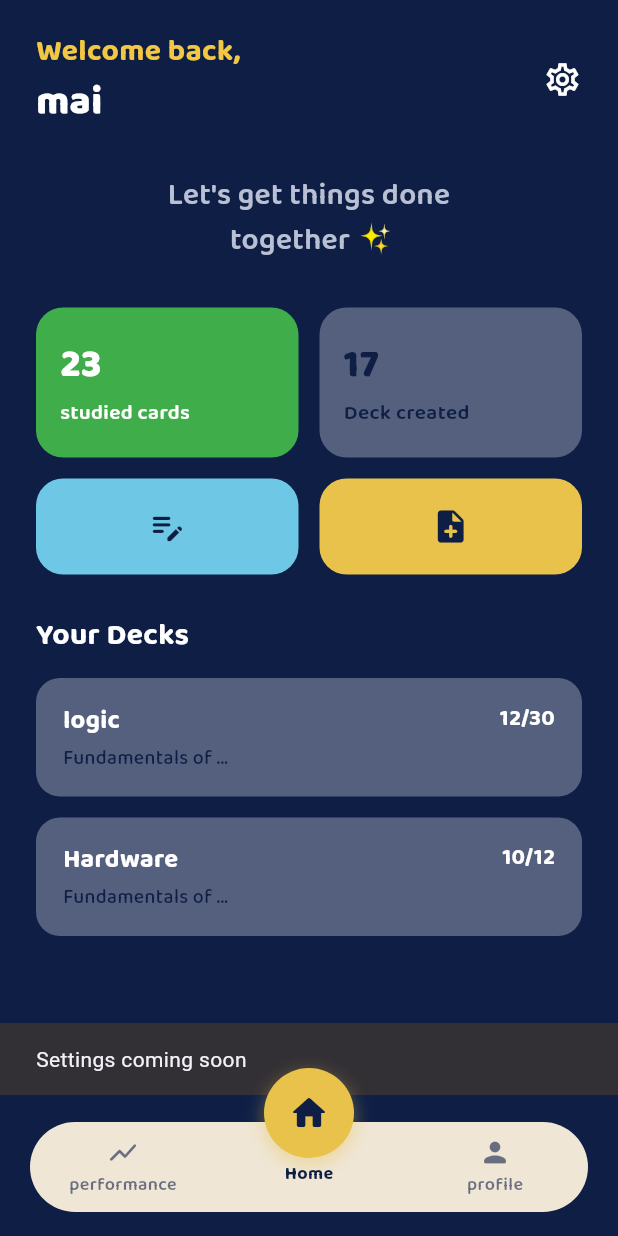
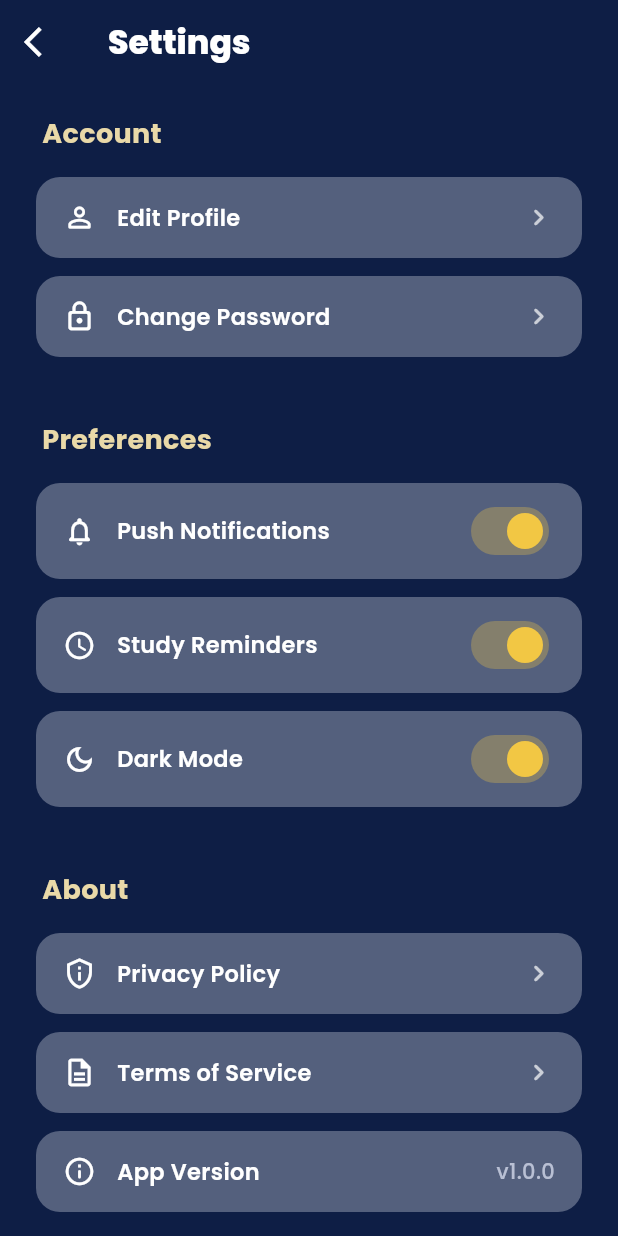
Before and after one commit to Summ-Q/SummQ-Mobile, a Flutter app: the screen it shows after launch, after a tap on "Sign in", after a tap on the "settings" icon, on a phone screen of 412 x 824 dp. Run offline on Flutter 3.47's test engine with Material 3 defaults, Android fonts, the phone set to English and light mode, and no system bars; our stand-ins replace dio, file_picker, flip_card, google_fonts, lottie; network calls fail.

Commit message:
create setting_screen and organizing some parts of the code

```diff
--- a/lib/AiLoading_Modal.dart
+++ b/lib/AiLoading_Modal.dart
@@ -28,7 +28,7 @@ Future<void> showAILoadingModal(BuildContext context) {
                 "Ai is Reading your lecture...",
                 textAlign: TextAlign.center,
                 style: TextStyle(
-                  color: AppColors.creamText,
+                  color: AppColors.navy,
                   fontSize: 15,
                   fontWeight: FontWeight.bold,
                 ),
@@ -39,14 +39,14 @@ Future<void> showAILoadingModal(BuildContext context) {
                 "This might take a few seconds",
                 textAlign: TextAlign.center,
                 style: TextStyle(
-                  color: AppColors.creamText,
+                  color: AppColors.navy,
                   fontSize: 12,
                 ),
               ),
               const SizedBox(height: 32),
 
               const CircularProgressIndicator(
-                color: AppColors.creamText,
+                color: AppColors.navy,
               ),
             ],
           ),
--- a/lib/bottom_nav.dart
+++ b/lib/bottom_nav.dart
@@ -38,7 +38,7 @@ class BottomNav extends StatelessWidget {
                 child: Container(
                   height: 60,
                   decoration: BoxDecoration(
-                    color: AppColors.bottomBarBg,
+                    color: AppColors.cream,
                     borderRadius: BorderRadius.circular(30),
                   ),
                   child: Row(
--- a/lib/screens/Deck_fromPDF.dart
+++ b/lib/screens/Deck_fromPDF.dart
@@ -25,7 +25,7 @@ Future<void> showDeckModal(BuildContext context) {
               const Text(
                 "Enter deck name ?",
                 style: TextStyle(
-                  color: AppColors.creamText,
+                  color: AppColors.navy,
                   fontSize: 16,
                   fontWeight: FontWeight.bold,
                 ),
@@ -33,7 +33,7 @@ Future<void> showDeckModal(BuildContext context) {
               SizedBox(height: 5,),
               TextField(
                 controller: deckNameController,
-                style: const TextStyle(color: AppColors.creamText),
+                style: const TextStyle(color: AppColors.navy),
                 decoration: InputDecoration(
                   hintText: "...............................................",
                   filled: true,
@@ -66,13 +66,13 @@ Future<void> showDeckModal(BuildContext context) {
                     // final bytes = await file.readAsBytes();
                   }
                 },
-                icon: const Icon(Icons.upload_file, color: AppColors.creamText),
+                icon: const Icon(Icons.upload_file, color: AppColors.navy),
                 label: Text(
                   selectedFileName ?? "Upload PDF",
-                  style: const TextStyle(color: AppColors.creamText),
+                  style: const TextStyle(color: AppColors.navy),
                 ),
                 style: OutlinedButton.styleFrom(
-                  side: const BorderSide(color: AppColors.creamText),
+                  side: const BorderSide(color: AppColors.navy),
                   shape: RoundedRectangleBorder(
                     borderRadius: BorderRadius.circular(20),
                   ),
@@ -97,7 +97,7 @@ Future<void> showDeckModal(BuildContext context) {
                       showAILoadingModal(context);
                     },
                     style: ElevatedButton.styleFrom(
-                      backgroundColor: AppColors.creamText,
+                      backgroundColor: AppColors.navy,
                       foregroundColor: AppColors.yellowLink,
                       shape: RoundedRectangleBorder(
                         borderRadius: BorderRadius.circular(20),
@@ -114,7 +114,7 @@ Future<void> showDeckModal(BuildContext context) {
                       Navigator.pop(context);
                     },
                     style: ElevatedButton.styleFrom(
-                      backgroundColor: AppColors.creamText,
+                      backgroundColor: AppColors.navy,
                       foregroundColor: AppColors.cream,
                       shape: RoundedRectangleBorder(
                         borderRadius: BorderRadius.circular(20),
--- a/lib/screens/home_screen.dart
+++ b/lib/screens/home_screen.dart
@@ -1,9 +1,11 @@
 import 'package:flutter/material.dart';
 import 'package:mobile_flutter/screens/Deck_fromPDF.dart';
 import 'package:mobile_flutter/screens/paste_note.dart';
+import 'package:mobile_flutter/screens/setting_screen.dart';
 import 'package:mobile_flutter/screens/study_flashcards.dart';
 import 'package:mobile_flutter/models/flashcard_model.dart';
 import '../theme.dart';
+import 'package:google_fonts/google_fonts.dart';
 
 /// TODO: Replace this with a real API call once the backend is ready.
 class DeckRepository {
@@ -79,9 +81,7 @@ class _HomeTabState extends State<HomeTab> {
                     ),
                     GestureDetector(
                       onTap: () {
-                        ScaffoldMessenger.of(context).showSnackBar(
-                          const SnackBar(content: Text('Settings coming soon')),
-                        );
+                        Navigator.push(context,MaterialPageRoute(builder: (context) => SettingsScreen(),),);
                       },
                       child: const Icon(Icons.settings_outlined, color: Colors.white, size: 26),
                     ),
@@ -92,7 +92,7 @@ class _HomeTabState extends State<HomeTab> {
                   child: Text(
                     "Let's get things done\n together ✨",
                     textAlign: TextAlign.center,
-                    style: appFont(size: 20, weight: FontWeight.w600, color: AppColors.subtitleGrey),
+                    style: GoogleFonts.openSans(textStyle: TextStyle(fontSize: 20), color: AppColors.grayOrange),
                   ),
                 ),
                 const SizedBox(height: 30),
@@ -100,7 +100,7 @@ class _HomeTabState extends State<HomeTab> {
                   children: [
                     Expanded(
                       child: _StatCard(
-                          color: AppColors.green, value: '23', label: 'studied cards', textColor: Colors.white),
+                          color: AppColors.greyCard, value: '23', label: 'studied cards', textColor: Colors.white),
                     ),
                     const SizedBox(width: 14),
                     Expanded(
@@ -133,7 +133,7 @@ class _HomeTabState extends State<HomeTab> {
                   ],
                 ),
                 const SizedBox(height: 26),
-                Text('Your Decks', style: appFont(size: 20, weight: FontWeight.w700, color: Colors.white)),
+                Text('Your Decks', style: GoogleFonts.poppins( color:AppColors.cream)),
                 const SizedBox(height: 14),
                 FutureBuilder<List<DeckData>>(
                   future: _decksFuture,
@@ -168,8 +168,8 @@ class _HomeTabState extends State<HomeTab> {
                     }
 
                     return Column(
-                      children: decks
-                          .map((d) => Padding(
+                      children:
+                      decks.map((d) => Padding(
                         padding: const EdgeInsets.only(bottom: 14),
                         child: GestureDetector(
                           onTap: () {
--- a/lib/screens/performance_screen.dart
+++ b/lib/screens/performance_screen.dart
@@ -120,7 +120,7 @@ class _CandlestickPainter extends CustomPainter {
     for (int i = 0; i < n; i++) {
       final c = candles[i];
       final cx = slotWidth * i + slotWidth / 2;
-      final color = c.isBull ? AppColors.chartGreen : AppColors.chartRed;
+      final color = c.isBull ? AppColors.green : AppColors.chartRed;
       final wickPaint = Paint()
         ..color = color
         ..strokeWidth = 2;
--- a/lib/screens/profile_screen.dart
+++ b/lib/screens/profile_screen.dart
@@ -1,8 +1,9 @@
 import 'package:flutter/material.dart';
+import 'package:mobile_flutter/screens/setting_screen.dart';
 import '../theme.dart';
 
 class ProfileTab extends StatelessWidget {
-  const ProfileTab({super.key});
+  const ProfileTab({super.key,});
 
   @override
   Widget build(BuildContext context) {
@@ -12,20 +13,24 @@ class ProfileTab extends StatelessWidget {
         padding: const EdgeInsets.fromLTRB(24, 24, 24, 0),
         child: Column(
           children: [
-            Text('profile', style: appFont(size: 24, weight: FontWeight.w800, color: Colors.white)),
-            const SizedBox(height: 40),
             Container(
               width: 110,
               height: 110,
-              decoration: BoxDecoration(color: AppColors.green, shape: BoxShape.circle),
-              child: const Icon(Icons.person_rounded, color: Colors.white, size: 60),
+              decoration: BoxDecoration(color: AppColors.cream, shape: BoxShape.circle),
+              child: const Icon(Icons.person_rounded, color: AppColors.navy, size: 60),
             ),
             const SizedBox(height: 18),
-            Text('mai', style: appFont(size: 22, weight: FontWeight.w800, color: Colors.white)),
-            Text('mai@gmail.com',
+            Text("user", style: appFont(size: 22, weight: FontWeight.w800, color: Colors.white)),
+            Text('email@gmail.com',
                 style: appFont(size: 14, weight: FontWeight.w500, color: AppColors.subtitleGrey)),
             const SizedBox(height: 30),
-            _ProfileRow(icon: Icons.settings_outlined, label: 'Settings'),
+            GestureDetector(
+                onTap: () {
+                  Navigator.push(
+                    context,
+                    MaterialPageRoute(builder: (context) => const SettingsScreen()),
+                  );
+                },child: _ProfileRow(icon: Icons.settings_outlined, label: 'Settings')),
             _ProfileRow(icon: Icons.notifications_none_rounded, label: 'Notifications'),
             _ProfileRow(icon: Icons.help_outline_rounded, label: 'Help & Support'),
             _ProfileRow(icon: Icons.logout_rounded, label: 'Log out'),
--- /dev/null
+++ b/lib/screens/setting_screen.dart
@@ -0,0 +1,118 @@
+import 'package:flutter/material.dart';
+import '../theme.dart';
+import '../widgets/buildSettingRows.dart';
+
+class SettingsScreen extends StatefulWidget {
+  const SettingsScreen({super.key});
+
+  @override
+  State<SettingsScreen> createState() => _SettingsScreenState();
+}
+
+class _SettingsScreenState extends State<SettingsScreen> {
+  bool _notificationsEnabled = true;
+  bool _studyRemindersEnabled = true;
+  bool _darkModeEnabled = true;
+
+  @override
+  Widget build(BuildContext context) {
+    return Scaffold(
+      backgroundColor: AppColors.navy,
+
+      appBar: AppBar(
+        backgroundColor: Colors.transparent,
+        elevation: 0,
+        leading: IconButton(
+          icon: const Icon(Icons.arrow_back_ios, color: Colors.white),
+          onPressed: () => Navigator.pop(context),
+        ),
+        title: Text(
+          "Settings",
+          style: appFont(
+              size: 22, weight: FontWeight.w800, color: Colors.white),
+        ),
+      ),
+
+      body: ListView(
+        padding: const EdgeInsets.symmetric(horizontal: 24, vertical: 20),
+        children: [
+          buildSectionTitle('Account'),
+          buildSettingsRow(
+            icon: Icons.person_outline_rounded,
+            label: 'Edit Profile',
+            onTap: () {},
+          ),
+          buildSettingsRow(
+            icon: Icons.lock_outline_rounded,
+            label: 'Change Password',
+            onTap: () {},
+          ),
+          const SizedBox(height: 30),
+
+          buildSectionTitle('Preferences'),
+          buildSwitchRow(
+            icon: Icons.notifications_none_rounded,
+            label: 'Push Notifications',
+            value: _notificationsEnabled,
+            onChanged: (value) {
+              setState(() => _notificationsEnabled = value);
+            },
+          ),
+          buildSwitchRow(
+            icon: Icons.schedule_rounded,
+            label: 'Study Reminders',
+            value: _studyRemindersEnabled,
+            onChanged: (value) {
+              setState(() => _studyRemindersEnabled = value);
+            },
+          ),
+          buildSwitchRow(
+            icon: Icons.dark_mode_outlined,
+            label: 'Dark Mode',
+            value: _darkModeEnabled,
+            onChanged: (value) {
+              setState(() => _darkModeEnabled = value);
+            },
+          ),
+          const SizedBox(height: 30),
+
+          buildSectionTitle('About'),
+          buildSettingsRow(
+            icon: Icons.privacy_tip_outlined,
+            label: 'Privacy Policy',
+            onTap: () {},
+          ),
+          buildSettingsRow(
+            icon: Icons.description_outlined,
+            label: 'Terms of Service',
+            onTap: () {},
+          ),
+          buildSettingsRow(
+            icon: Icons.info_outline_rounded,
+            label: 'App Version',
+            trailingText: 'v1.0.0',
+            onTap: () {},
+          ),
+
+          const SizedBox(height: 40),
+
+          Center(
+            child: TextButton(
+              onPressed: () {
+                // TODO: Add logic to delete account
+              },
+              child: Text(
+                'Delete Account',
+                style: appFont(size: 16,
+                    weight: FontWeight.w600,
+                    color: AppColors.chartRed),
+              ),
+            ),
+          ),
+          const SizedBox(height: 20),
+        ],
+      ),
+    );
+  }
+
+}
--- a/lib/screens/study_flashcards.dart
+++ b/lib/screens/study_flashcards.dart
@@ -5,7 +5,6 @@ import 'package:mobile_flutter/screens/session_complete.dart';
 import 'package:mobile_flutter/theme.dart';
 import 'package:flip_card/flip_card.dart';
 import '../widgets/repeted_button.dart';
-
 
 
 class StudyFlashcard extends StatefulWidget {
@@ -170,7 +169,7 @@ class _StudyFlashcardState extends State<StudyFlashcard> {
                       ElevatedButton(
                         style: ElevatedButton.styleFrom(
                           foregroundColor: AppColors.yellowLink,
-                          backgroundColor: AppColors.creamText,
+                          backgroundColor: AppColors.navy,
                           shape: RoundedRectangleBorder(borderRadius: BorderRadius.circular(30)),
                         ),
                         onPressed: () {
@@ -184,7 +183,7 @@ class _StudyFlashcardState extends State<StudyFlashcard> {
                 ),
                 back: Container(
                   decoration: BoxDecoration(
-                    color: AppColors.chartGreen,
+                    color: AppColors.green,
                     borderRadius: BorderRadius.circular(12),
                   ),
                   alignment: Alignment.center,
@@ -204,7 +203,7 @@ class _StudyFlashcardState extends State<StudyFlashcard> {
                 children: [
                   GestureDetector(
                     onTap: () => _recordAnswer('Easy'),
-                    child: buildRepetitionButton("Easy", AppColors.chartGreen),
+                    child: buildRepetitionButton("Easy", AppColors.green),
                   ),
                   GestureDetector(
                     onTap: () => _recordAnswer('Immediate'),
--- a/lib/theme.dart
+++ b/lib/theme.dart
@@ -5,7 +5,6 @@ class AppColors {
   static const Color navy = Color(0xFF0E1E45);
   static const Color cream = Color(0xFFEFE6D6);
   static const Color orangCream = Color(0xFFd5bb8b);
-  static const Color creamText = Color(0xFF0E1E45);
   static const Color gold = Color(0xFFE9D9A8);
   static const Color yellowLink = Color(0xFFF2C744);
   static const Color subtitleGrey = Color(0xFFB9C0D4);
@@ -13,18 +12,16 @@ class AppColors {
   static const Color greyCard = Color(0xFF54607D);
   static const Color lightBlue = Color(0xFF6FC7E6);
   static const Color yellowCard = Color(0xFFE8C24B);
-  static const Color chartGreen = Color(0xFF3FAE4A);
   static const Color chartRed = Color(0xFFE3543E);
   static const Color gridBlue = Color(0xFF25376E);
-  static const Color bottomBarBg = Color(0xFFEFE6D6);
-
+  static const Color grayOrange = Color(0xFFc9c0af);
   static ThemeData get lightTheme {
     return ThemeData(
       scaffoldBackgroundColor: navy,
       primaryColor: yellowCard,
 
       textTheme: const TextTheme(
-        bodyLarge: TextStyle(color: bottomBarBg, fontSize: 16),
+        bodyLarge: TextStyle(color: cream, fontSize: 16),
         bodyMedium: TextStyle(color: Colors.white70, fontSize: 14),
       ),
 
@@ -52,7 +49,7 @@ TextStyle appFont({
   Color color = Colors.white,
   double? letterSpacing,
 }) {
-  return GoogleFonts.baloo2(
+  return GoogleFonts.poppins(
     fontSize: size,
     fontWeight: weight,
     color: color,
@@ -90,10 +87,10 @@ class SummQTextField extends StatelessWidget {
           child: TextField(
             controller: controller,
             obscureText: obscure,
-            style: appFont(size: 15, weight: FontWeight.w600, color: AppColors.creamText),
+            style: appFont(size: 15, weight: FontWeight.w600, color: AppColors.navy),
             decoration: InputDecoration(
               hintText: hint,
-              hintStyle: appFont(size: 15, weight: FontWeight.w500, color: AppColors.creamText.withOpacity(0.55)),
+              hintStyle: appFont(size: 15, weight: FontWeight.w500, color: AppColors.navy.withOpacity(0.55)),
               border: InputBorder.none,
               contentPadding: const EdgeInsets.symmetric(horizontal: 24, vertical: 14),
             ),
@@ -122,7 +119,7 @@ class SummQButton extends StatelessWidget {
           shape: RoundedRectangleBorder(borderRadius: BorderRadius.circular(30)),
           elevation: 0,
         ),
-        child: Text(text, style: appFont(size: 18, weight: FontWeight.w700, color: AppColors.creamText)),
+        child: Text(text, style: appFont(size: 18, weight: FontWeight.w700, color: AppColors.navy)),
       ),
     );
   }
--- /dev/null
+++ b/lib/widgets/buildSettingRows.dart
@@ -0,0 +1,92 @@
+import 'dart:ui';
+import 'package:flutter/material.dart';
+
+import '../theme.dart';
+
+Widget buildSettingsRow({
+  required IconData icon,
+  required String label,
+  required VoidCallback onTap,
+  String? trailingText,
+}) {
+  return Padding(
+    padding: const EdgeInsets.only(bottom: 12),
+    child: GestureDetector(
+      onTap: onTap,
+      child: Container(
+        padding: const EdgeInsets.symmetric(horizontal: 18, vertical: 16),
+        decoration: BoxDecoration(
+          color: AppColors.greyCard,
+          borderRadius: BorderRadius.circular(16),
+        ),
+        child: Row(
+          children: [
+            Icon(icon, color: Colors.white, size: 22),
+            const SizedBox(width: 14),
+            Text(
+              label,
+              style: appFont(size: 15, weight: FontWeight.w600, color: Colors.white),
+            ),
+            const Spacer(),
+            if (trailingText != null)
+              Text(
+                trailingText,
+                style: appFont(size: 14, weight: FontWeight.w500, color: AppColors.subtitleGrey),
+              )
+            else
+              const Icon(Icons.chevron_right_rounded, color: Colors.white70, size: 22),
+          ],
+        ),
+      ),
+    ),
+  );
+}
+
+Widget buildSectionTitle(String title) {
+  return Padding(
+    padding: const EdgeInsets.only(bottom: 16, left: 4),
+    child: Text(
+      title,
+      style: appFont(size: 18, weight: FontWeight.w700, color: AppColors.gold),
+    ),
+  );
+}
+
+
+
+Widget buildSwitchRow({
+  required IconData icon,
+  required String label,
+  required bool value,
+  required ValueChanged<bool> onChanged,
+}) {
+  return Padding(
+    padding: const EdgeInsets.only(bottom: 12),
+    child: Container(
+      padding: const EdgeInsets.symmetric(horizontal: 18, vertical: 8),
+      decoration: BoxDecoration(
+        color: AppColors.greyCard,
+        borderRadius: BorderRadius.circular(16),
+      ),
+      child: Row(
+        children: [
+          Icon(icon, color: Colors.white, size: 22),
+          const SizedBox(width: 14),
+          Text(
+            label,
+            style: appFont(size: 15, weight: FontWeight.w600, color: Colors.white),
+          ),
+          const Spacer(),
+          Switch(
+            value: value,
+            onChanged: onChanged,
+            activeColor: AppColors.yellowLink,
+            activeTrackColor: AppColors.yellowLink.withOpacity(0.3),
+            inactiveThumbColor: AppColors.subtitleGrey,
+            inactiveTrackColor: AppColors.navy,
+          ),
+        ],
+      ),
+    ),
+  );
+}
--- a/pubspec.yaml
+++ b/pubspec.yaml
@@ -67,7 +67,6 @@ flutter:
 
   # To add assets to your application, add an assets section, like this:
   assets:
-   - images/start.png
    - images/logo.png
 
   # An image asset can refer to one or more resolution-specific "variants", see
```
Also changed, not shown: images/logo.png, images/start.png (deleted), 28 other files.
